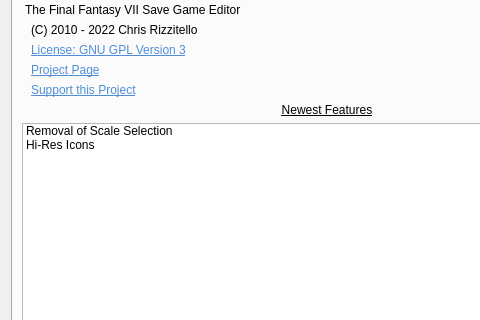
Above: src/dialogs/about.ui from sithlord48/blackchocobo before the change; both pictures show x 0 to 480 and y 165 to 485 of the 654 by 707 pixel window. Below: the same form after it.
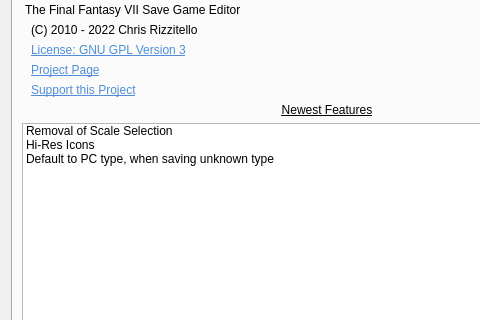
That is the form after the change. Icons and pictures are not drawn.

Commit message: default save as is pc type

```diff
--- a/src/dialogs/about.ui
+++ b/src/dialogs/about.ui
@@ -262,6 +262,11 @@
            <string>Hi-Res Icons</string>
           </property>
          </item>
+         <item>
+          <property name="text">
+           <string>Default to PC type, when saving unknown type</string>
+          </property>
+         </item>
         </widget>
        </item>
       </layout>
```
Left out of the diff: 6 changed lines with no effect on the pictures. The commit also changes 8 other files.
